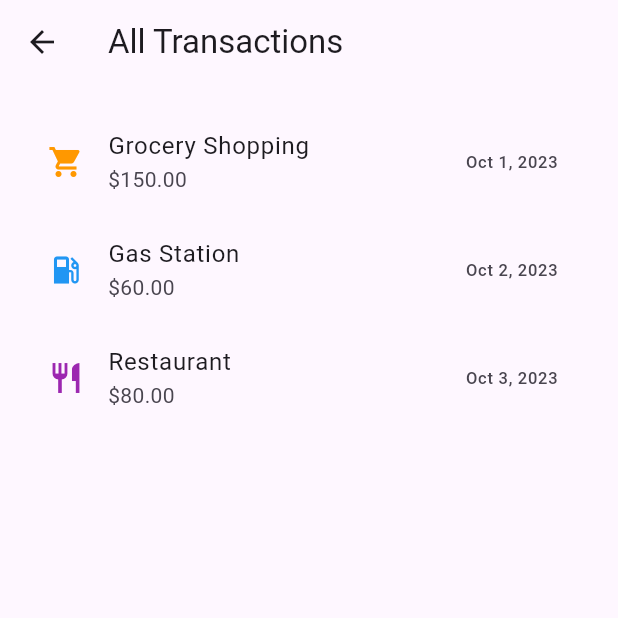
After one commit to GaboDev98/FinTrack, a Flutter app: the DashboardScreen screen opened directly, after a tap on "View All Transactions", on a phone screen of 412 x 824 dp, the top half of it. The commit adds this screen. Run offline on Flutter 3.47's test engine with Material 3 defaults, Android fonts, the phone set to English and light mode, and no system bars; our stand-ins replace firebase_auth, firebase_core; accounts and stored records are empty.

Commit message:
Add screen to view the complete list of transactions

```diff
--- a/lib/dashboard_screen.dart
+++ b/lib/dashboard_screen.dart
@@ -1,7 +1,10 @@
 import 'package:flutter/material.dart';
 import 'detail_transaction_screen.dart';
+import 'full_transactions_screen.dart';
 
 class DashboardScreen extends StatelessWidget {
+  const DashboardScreen({super.key});
+
   @override
   Widget build(BuildContext context) {
     return Scaffold(
@@ -127,6 +130,23 @@ class DashboardScreen extends StatelessWidget {
                 ),
               ],
             ),
+            SizedBox(height: 10.0),
+            Center(
+              child: Padding(
+                padding: const EdgeInsets.only(bottom: 20.0),
+                child: ElevatedButton(
+                  onPressed: () {
+                    Navigator.push(
+                      context,
+                      MaterialPageRoute(
+                        builder: (context) => FullTransactionsScreen(),
+                      ),
+                    );
+                  },
+                  child: Text('View All Transactions'),
+                ),
+              ),
+            ),
           ],
         ),
       ),
--- /dev/null
+++ b/lib/full_transactions_screen.dart
@@ -0,0 +1,81 @@
+import 'package:flutter/material.dart';
+import 'detail_transaction_screen.dart';
+
+class FullTransactionsScreen extends StatelessWidget {
+  const FullTransactionsScreen({super.key});
+
+  @override
+  Widget build(BuildContext context) {
+    return Scaffold(
+      appBar: AppBar(
+        title: Text('All Transactions'),
+      ),
+      body: ListView(
+        padding: const EdgeInsets.all(16.0),
+        children: <Widget>[
+          ListTile(
+            leading: Icon(Icons.shopping_cart, color: Colors.orange),
+            title: Text('Grocery Shopping'),
+            subtitle: Text('\$150.00'),
+            trailing: Text('Oct 1, 2023'),
+            onTap: () {
+              Navigator.push(
+                context,
+                MaterialPageRoute(
+                  builder: (context) => DetailTransactionScreen(
+                    title: 'Grocery Shopping',
+                    amount: '\$150.00',
+                    date: 'Oct 1, 2023',
+                    description: 'Grocery shopping at the local market.',
+                    transactionIcon: Icons.shopping_cart,
+                  ),
+                ),
+              );
+            },
+          ),
+          ListTile(
+            leading: Icon(Icons.local_gas_station, color: Colors.blue),
+            title: Text('Gas Station'),
+            subtitle: Text('\$60.00'),
+            trailing: Text('Oct 2, 2023'),
+            onTap: () {
+              Navigator.push(
+                context,
+                MaterialPageRoute(
+                  builder: (context) => DetailTransactionScreen(
+                    title: 'Gas Station',
+                    amount: '\$60.00',
+                    date: 'Oct 2, 2023',
+                    description: 'Fuel for the car.',
+                    transactionIcon: Icons.local_gas_station,
+                  ),
+                ),
+              );
+            },
+          ),
+          ListTile(
+            leading: Icon(Icons.restaurant, color: Colors.purple),
+            title: Text('Restaurant'),
+            subtitle: Text('\$80.00'),
+            trailing: Text('Oct 3, 2023'),
+            onTap: () {
+              Navigator.push(
+                context,
+                MaterialPageRoute(
+                  builder: (context) => DetailTransactionScreen(
+                    title: 'Restaurant',
+                    amount: '\$80.00',
+                    date: 'Oct 3, 2023',
+                    description: 'Dinner at a restaurant.',
+                    transactionIcon: Icons.restaurant,
+                  ),
+                ),
+              );
+            },
+          ),
+          // Add more transactions here
+        ],
+      ),
+    );
+  }
+}
```
